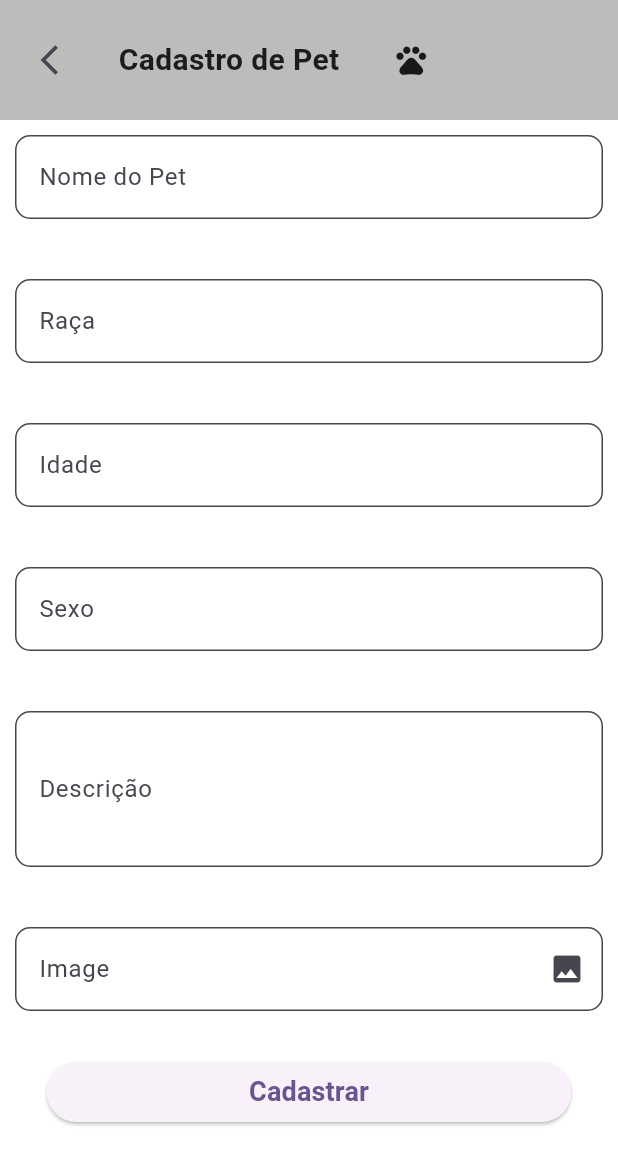
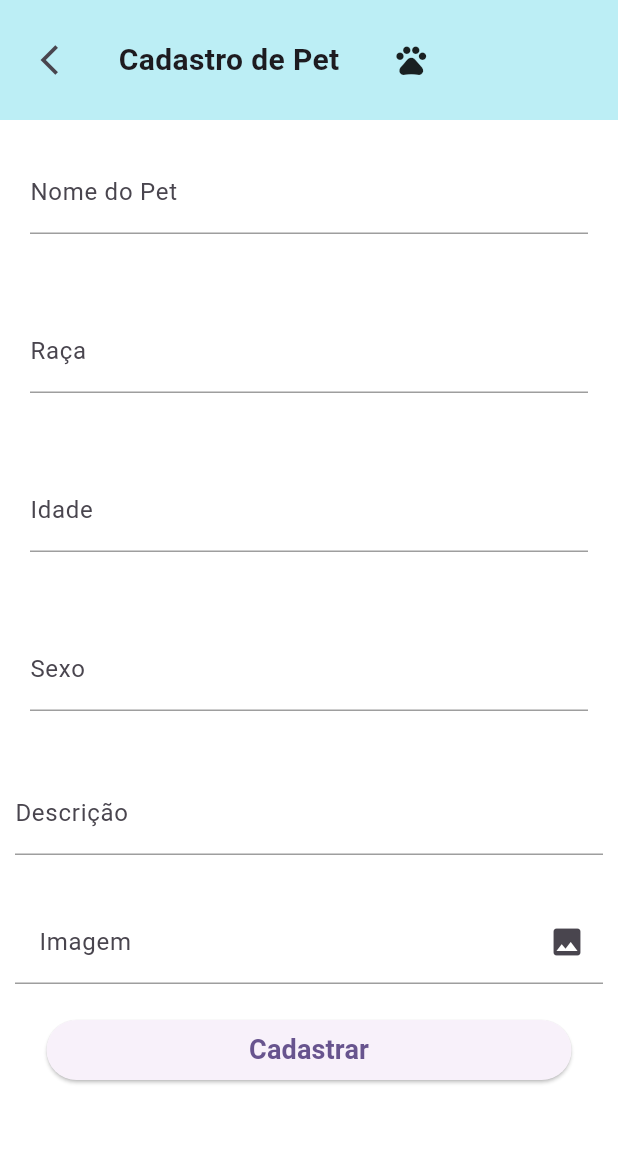
Before and after one commit to RogerDevL/ProjetoFlutter, a Flutter app: the CadastroPet screen opened directly, on a phone screen of 412 x 824 dp. Shown: the top 1165 px of the screen. Run offline on Flutter 3.47's test engine with Material 3 defaults, Android fonts, the phone set to English and light mode, and no system bars.

Commit message:
Projeto Flutter

```diff
--- a/lib/View/cadastro_pet.dart
+++ b/lib/View/cadastro_pet.dart
@@ -15,7 +15,7 @@ class CadastroPet extends StatelessWidget {
               Container(
                 width: double.infinity,
                 height: 80,
-                color: const Color.fromARGB(255, 189, 188, 187),
+                color: const Color.fromARGB(255, 188, 238, 245),
                 child: Row(
                   children: [
                     Padding(
@@ -45,83 +45,78 @@ class CadastroPet extends StatelessWidget {
                 ),
               ),
               Padding(
-                padding: const EdgeInsets.all(10.0),
+                padding: const EdgeInsets.all(20.0),
                 child: TextFormField(
                   decoration: InputDecoration(
+                    border: InputBorder.none,
                     labelText: 'Nome do Pet',
-                    border: OutlineInputBorder(
-                      borderRadius: BorderRadius.circular(10),
+                    enabledBorder: UnderlineInputBorder(
+                      borderSide: BorderSide(color: Colors.grey),
                     ),
-                    filled: true,
-                    fillColor: Colors.white,
                   ),
                 ),
               ),
-              SizedBox(height: 20),
+              SizedBox(height: 10),
+              Padding(
+                padding: const EdgeInsets.all(20.0),
+                child: TextFormField(
+                  decoration: InputDecoration(
+                    border: InputBorder.none,
+                    labelText: 'Raça',
+                    enabledBorder: UnderlineInputBorder(
+                      borderSide: BorderSide(color: Colors.grey),
+                    ),
+                  ),
+                ),
+              ),
+              SizedBox(height: 10),
+              Padding(
+                padding: const EdgeInsets.all(20.0),
+                child: TextFormField(
+                  decoration: InputDecoration(
+                    border: InputBorder.none,
+                    labelText: 'Idade',
+                    enabledBorder: UnderlineInputBorder(
+                      borderSide: BorderSide(color: Colors.grey),
+                    ),
+                  ),
+                ),
+              ),
+              SizedBox(height: 10),
+              Padding(
+                padding: const EdgeInsets.all(20.0),
+                child: TextFormField(
+                  decoration: InputDecoration(
+                    border: InputBorder.none,
+                    labelText: 'Sexo',
+                    enabledBorder: UnderlineInputBorder(
+                      borderSide: BorderSide(color: Colors.grey),
+                    ),
+                  ),
+                ),
+              ),
+              SizedBox(height: 10),
               Padding(
                 padding: const EdgeInsets.all(10.0),
                 child: TextFormField(
                   decoration: InputDecoration(
-                    labelText: 'Raça',
-                    border: OutlineInputBorder(
-                      borderRadius: BorderRadius.circular(10),
+                    border: InputBorder.none,
+                    labelText: 'Descrição',
+                    enabledBorder: UnderlineInputBorder(
+                      borderSide: BorderSide(color: Colors.grey),
                     ),
-                    filled: true,
-                    fillColor: Colors.white,
                   ),
                 ),
               ),
-              SizedBox(height: 20),
-              Padding(
-                padding: const EdgeInsets.all(10.0),
-                child: TextFormField(
-                  decoration: InputDecoration(
-                    labelText: 'Idade',
-                    border: OutlineInputBorder(
-                      borderRadius: BorderRadius.circular(10),
-                    ),
-                    filled: true,
-                    fillColor: Colors.white,
-                  ),
-                ),
-              ),
-              SizedBox(height: 20),
-              Padding(
-                padding: const EdgeInsets.all(10.0),
-                child: TextFormField(
-                  decoration: InputDecoration(
-                    labelText: 'Sexo',
-                    border: OutlineInputBorder(
-                      borderRadius: BorderRadius.circular(10),
-                    ),
-                    filled: true,
-                    fillColor: Colors.white,
-                  ),
-                ),
-              ),
-              SizedBox(height: 20),
-              Padding(
-                padding: const EdgeInsets.all(10.0),
-                child: TextFormField(
-                  decoration: InputDecoration(
-                    labelText: 'Descrição',
-                    border: OutlineInputBorder(
-                      borderRadius: BorderRadius.circular(10),
-                    ),
-                    filled: true,
-                    fillColor: Colors.white,
-                  ),
-                  maxLines: 3,
-                ),
-              ),
-              SizedBox(height: 20),
+              SizedBox(height: 10),
               Padding(
                 padding: const EdgeInsets.all(10.0),
                 child: TextField(
                   decoration: InputDecoration(
-                    labelText: 'Image',
-                    border: OutlineInputBorder(
-                      borderRadius: BorderRadius.circular(10),
+                    border: InputBorder.none,
+                    labelText: 'Imagem',
+                    enabledBorder: UnderlineInputBorder(
+                      borderSide: BorderSide(color: Colors.grey),
                     ),
                     filled: true,
                     fillColor: Colors.white,
@@ -132,7 +127,7 @@ class CadastroPet extends StatelessWidget {
                   ),
                 ),
               ),
-              SizedBox(height: 20),
+              SizedBox(height: 10),
               ElevatedButton(
                 style: ElevatedButton.styleFrom(minimumSize: Size(350, 40)),
                 onPressed: () {},
@@ -144,6 +139,9 @@ class CadastroPet extends StatelessWidget {
                   ),
                 ),
               ),
+              SizedBox(
+                height: 30,
+              )
             ],
           ),
         ),
--- a/lib/main.dart
+++ b/lib/main.dart
@@ -3,6 +3,7 @@ import 'package:projeto_flutter/View/cadastro_pet.dart';
 import 'package:projeto_flutter/View/dashboard.dart';
 import 'package:projeto_flutter/View/telaCards.dart';
 import 'package:projeto_flutter/View/telaLogin.dart';
+import 'package:projeto_flutter/View/tela_usuario.dart';
 
 void main() {
   runApp(const MyApp());
```
Also changed, not shown: lib/View/card_detalhe_pet.dart (+7 -3 lines), lib/View/dashboard.dart (+28 -12 lines), lib/View/telaCards.dart (+15 -12 lines), lib/View/telaLogin.dart (+32 -22 lines), lib/View/tela_usuario.dart (+53 -2 lines), assets/images/dashboard.jpg (added), assets/images/download.jpg (deleted), assets/images/login.jpg (added), assets/images/man.png (added), assets/images/telaLogin.jpg (deleted).
